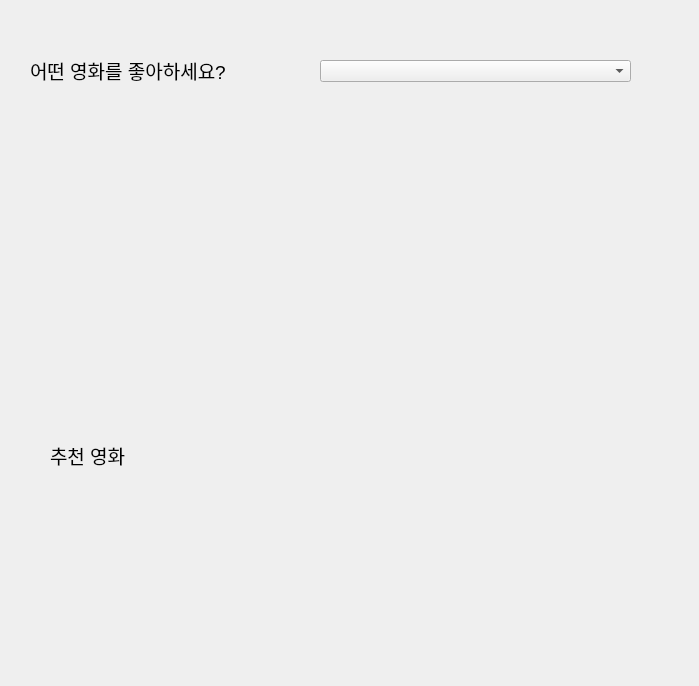
Above: mainWidget.ui from scolpig/Movie_for_you before the change. Below: the same form after it.
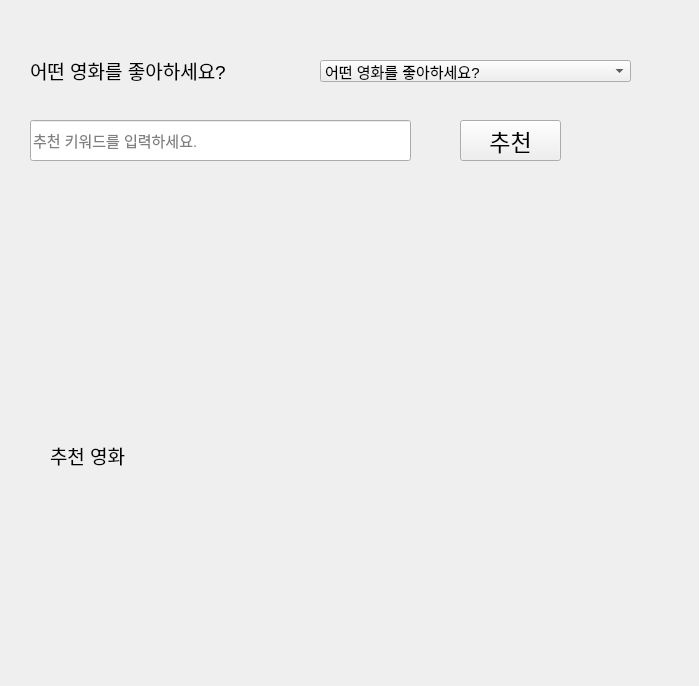
That is the form after the change.

Commit message: recommendation app 04

The edit to the form file:
```diff
--- a/mainWidget.ui
+++ b/mainWidget.ui
@@ -10,6 +10,11 @@
     <height>686</height>
    </rect>
   </property>
+  <property name="font">
+   <font>
+    <pointsize>11</pointsize>
+   </font>
+  </property>
   <property name="windowTitle">
    <string>Form</string>
   </property>
@@ -40,6 +45,11 @@
      <height>22</height>
     </rect>
    </property>
+   <item>
+    <property name="text">
+     <string>어떤 영화를 좋아하세요?</string>
+    </property>
+   </item>
   </widget>
   <widget class="QLabel" name="lbl_recommend">
    <property name="geometry">
@@ -59,6 +69,37 @@
     <string>추천 영화</string>
    </property>
   </widget>
+  <widget class="QLineEdit" name="le_keyword">
+   <property name="geometry">
+    <rect>
+     <x>30</x>
+     <y>120</y>
+     <width>381</width>
+     <height>41</height>
+    </rect>
+   </property>
+   <property name="placeholderText">
+    <string>추천 키워드를 입력하세요.</string>
+   </property>
+  </widget>
+  <widget class="QPushButton" name="btn_recommend">
+   <property name="geometry">
+    <rect>
+     <x>460</x>
+     <y>120</y>
+     <width>101</width>
+     <height>41</height>
+    </rect>
+   </property>
+   <property name="font">
+    <font>
+     <pointsize>17</pointsize>
+    </font>
+   </property>
+   <property name="text">
+    <string>추천</string>
+   </property>
+  </widget>
  </widget>
  <resources/>
  <connections/>
```
